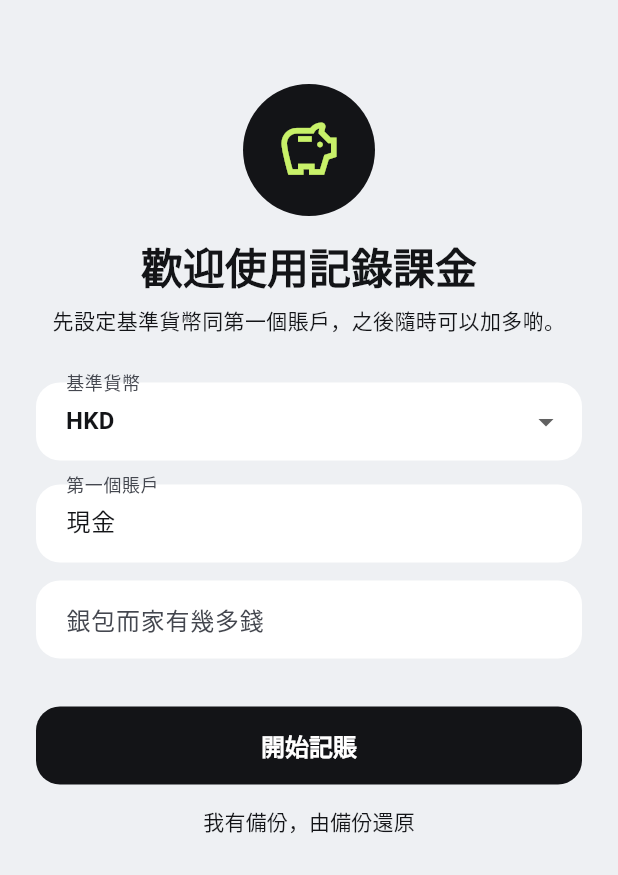
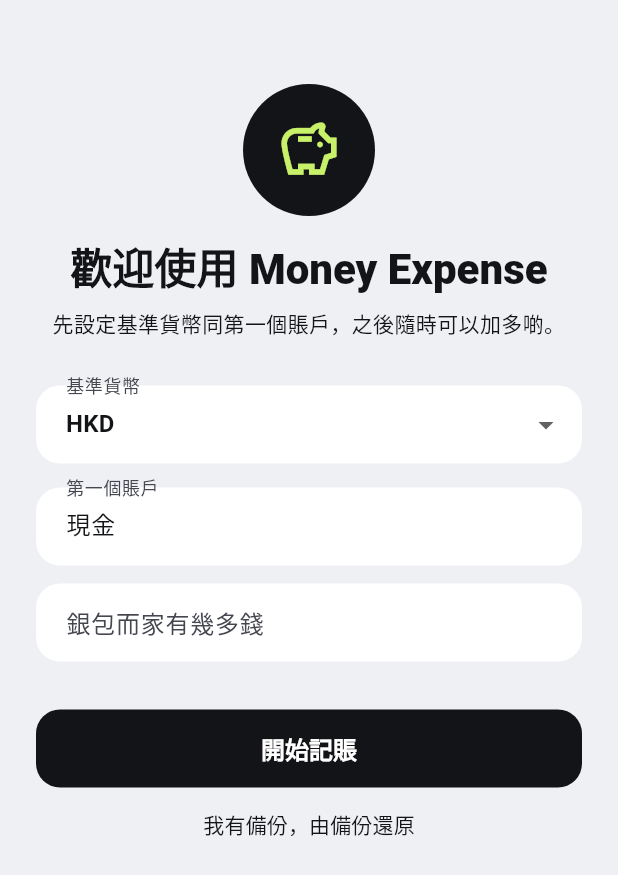
Before and after one commit to HKmario852/money-manager, a Flutter app: the screen it shows after launch, on a phone screen of 412 x 824 dp. Shown: the top 875 px of the screen. Run offline on Flutter 3.47's test engine with Material 3 defaults, Android fonts, the phone set to English and light mode, and no system bars; our stand-ins replace drift, file_picker, fl_chart, flutter_riverpod, flutter_secure_storage, image_picker and 3 more; missing offline and left inert: sqlite3; accounts and stored records are empty; generated files the repository leaves out were written again.

Commit message:
Rename app to Money Expense
Android label, iOS display name and in-app text now say Money Expense.
The application id stays hk.mario.money_manager so it updates over
build 11. New backups are named MoneyExpense_backup_*.zip.

```diff
--- a/lib/app.dart
+++ b/lib/app.dart
@@ -24,7 +24,7 @@
   @override
   Widget build(BuildContext context) {
     return MaterialApp(
-      title: '記錄課金',
+      title: 'Money Expense',
       debugShowCheckedModeBanner: false,
       theme: buildAppTheme(),
       locale: const Locale('zh', 'HK'),
@@ -260,7 +260,7 @@
   }
 
   Future<void> _unlock() async {
-    if (await authenticateUser('解鎖記錄課金')) {
+    if (await authenticateUser('解鎖 Money Expense')) {
       ref.read(unlockedProvider.notifier).set(true);
     }
   }
@@ -274,7 +274,7 @@
           children: [
             const Icon(Icons.lock_outline, size: 64, color: AppColors.ink),
             const SizedBox(height: 16),
-            const Text('記錄課金已上鎖'),
+            const Text('Money Expense 已上鎖'),
             const SizedBox(height: 16),
             FilledButton.icon(onPressed: _unlock, icon: const Icon(Icons.fingerprint), label: const Text('解鎖')),
           ],
@@ -339,7 +339,7 @@
               ),
             ),
             const SizedBox(height: 16),
-            Text('歡迎使用記錄課金', style: theme.textTheme.headlineLarge, textAlign: TextAlign.center),
+            Text('歡迎使用 Money Expense', style: theme.textTheme.headlineLarge, textAlign: TextAlign.center),
             const SizedBox(height: 8),
             const Text('先設定基準貨幣同第一個賬戶，之後隨時可以加多啲。', textAlign: TextAlign.center),
             const SizedBox(height: 32),
--- a/lib/domain/backup.dart
+++ b/lib/domain/backup.dart
@@ -7,7 +7,7 @@
 import '../data/database.dart';
 
 const backupDbName = 'money_manager.sqlite';
-const _backupPrefix = '記錄課金備份_';
+const _backupPrefix = 'MoneyExpense_backup_';
 
 /// 備份檔有問題（唔係備份、壞咗、密碼唔啱）。
 class BackupException implements Exception {
@@ -60,7 +60,7 @@
   try {
     final header = await raf.read(8);
     if (header.length < 8 || header[0] != 0x50 || header[1] != 0x4b || header[2] != 0x03 || header[3] != 0x04) {
-      throw const BackupException('呢個唔係記錄課金嘅備份檔');
+      throw const BackupException('呢個唔係 Money Expense 嘅備份檔');
     }
     return (header[6] & 0x1) != 0;
   } finally {
@@ -83,7 +83,7 @@
       throw BackupException(password != null ? '密碼唔啱，或者備份檔壞咗' : '備份檔壞咗，開唔到');
     }
     final dbFile = File(p.join(out, backupDbName));
-    if (!await dbFile.exists()) throw const BackupException('呢個唔係記錄課金嘅備份檔');
+    if (!await dbFile.exists()) throw const BackupException('呢個唔係 Money Expense 嘅備份檔');
     validateBackupDatabase(dbFile.path, maxSchemaVersion: maxSchemaVersion);
     return out;
   } catch (_) {
@@ -93,7 +93,7 @@
   }
 }
 
-/// 確認係完整、版本唔高過呢個 App 嘅記錄課金資料庫。
+/// 確認係完整、版本唔高過呢個 App 嘅 Money Expense 資料庫。
 void validateBackupDatabase(String path, {required int maxSchemaVersion}) {
   final sql.Database db;
   try {
@@ -109,7 +109,7 @@
         .map((r) => r['name'] as String)
         .toSet();
     const required = {'accounts', 'journal_entries', 'postings', 'settings'};
-    if (!tables.containsAll(required)) throw const BackupException('呢個唔係記錄課金嘅備份檔');
+    if (!tables.containsAll(required)) throw const BackupException('呢個唔係 Money Expense 嘅備份檔');
     final version = db.select('PRAGMA user_version').first.values.first as int;
     if (version > maxSchemaVersion) throw const BackupException('呢個備份係新版 App 整嘅，請先更新 App');
   } on BackupException {
--- a/lib/domain/capture/sources.dart
+++ b/lib/domain/capture/sources.dart
@@ -162,7 +162,7 @@
 /// 貼入 Google Apps Script 嘅程式碼（已經填好密鑰）。
 String gmailScriptSource(String token) =>
     '''
-// 記錄課金：將 Gmail 收據交俾 App。只會讀符合 QUERY 嘅電郵。
+// Money Expense：將 Gmail 收據交俾 App。只會讀符合 QUERY 嘅電郵。
 const TOKEN = '$token';
 const QUERY = 'from:googleplay-noreply@google.com';
 
--- a/lib/ui/home_screen.dart
+++ b/lib/ui/home_screen.dart
@@ -43,7 +43,7 @@
           padding: const EdgeInsets.fromLTRB(16, 8, 16, 24),
           children: [
             PageHeader(
-              '記錄課金',
+              'Money Expense',
               overline: formatDate(DateTime.now()),
               actions: [
                 CircleAction(
--- a/lib/ui/settings_screen.dart
+++ b/lib/ui/settings_screen.dart
@@ -200,7 +200,7 @@
       tempDir: tmp.path,
       password: password,
     );
-    await SharePlus.instance.share(ShareParams(files: [XFile(zip)], subject: '記錄課金備份'));
+    await SharePlus.instance.share(ShareParams(files: [XFile(zip)], subject: 'Money Expense 備份'));
   } catch (e) {
     messenger.showSnackBar(SnackBar(content: Text('匯出失敗：$e')));
   }
--- a/lib/ui/update_ui.dart
+++ b/lib/ui/update_ui.dart
@@ -112,7 +112,7 @@
     }
     try {
       if (!await updater.install(apk) && context.mounted) {
-        showError(context, '請喺打開咗嘅設定頁允許「記錄課金」安裝應用程式，返嚟再撳一次「檢查更新」。');
+        showError(context, '請喺打開咗嘅設定頁允許「Money Expense」安裝應用程式，返嚟再撳一次「檢查更新」。');
       }
     } catch (e) {
       if (context.mounted) showError(context, e);
```
Also changed, not shown: 4 other files.
